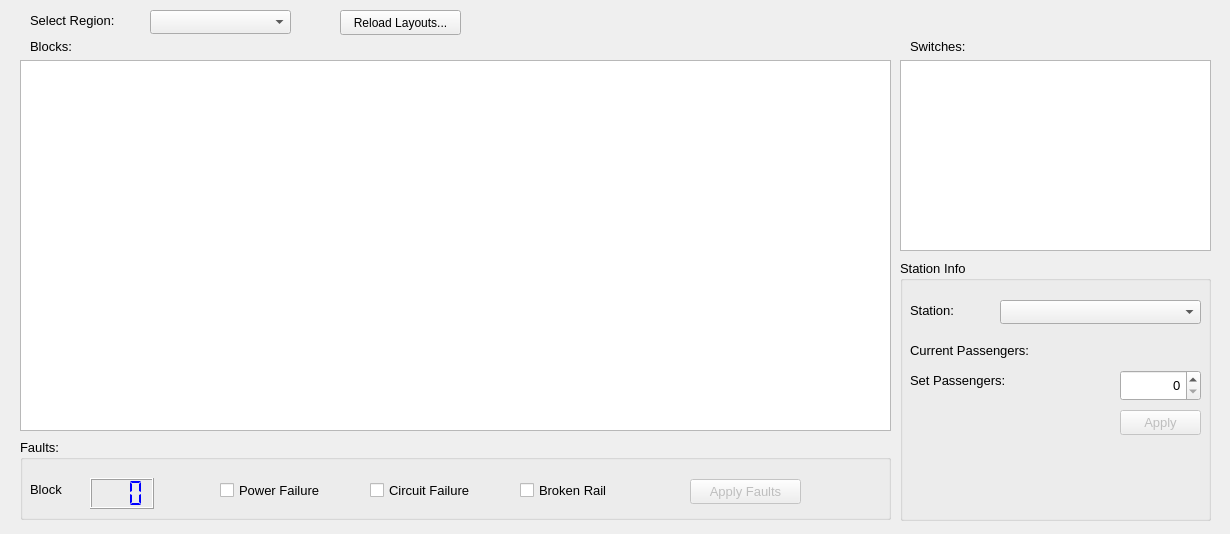
Qt form TrackModel/trackmodeldisplay.ui (marmysl/ece1140) before a commit.
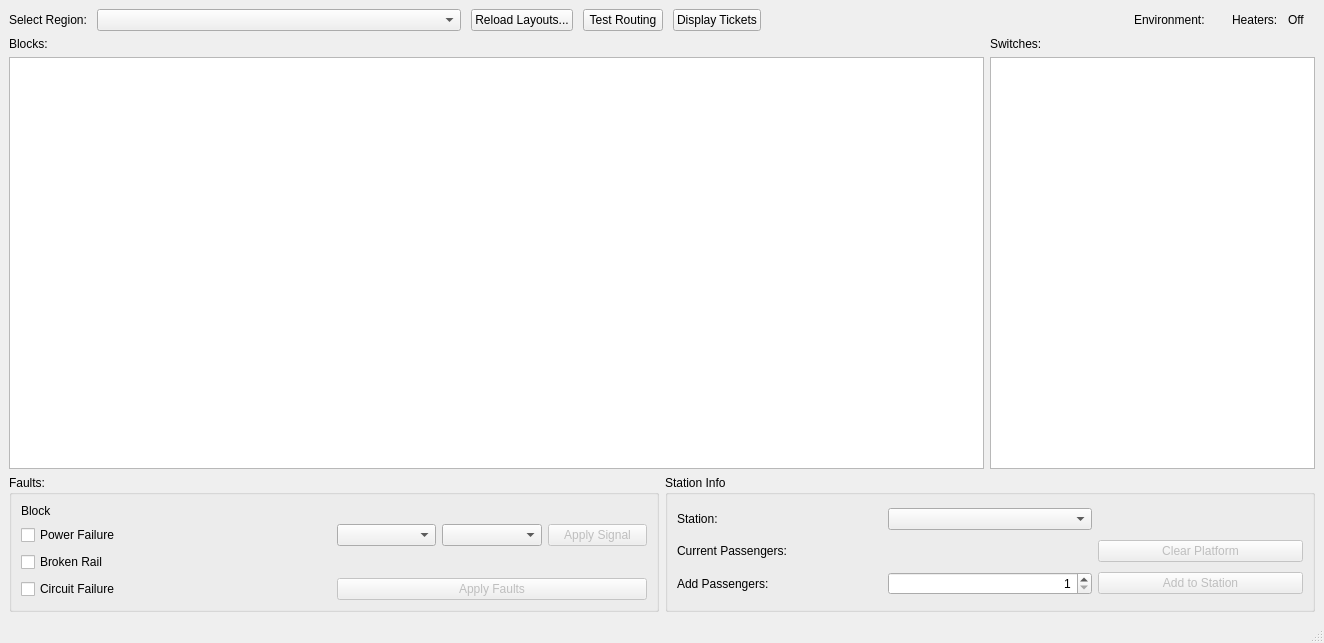
The same form after that commit. Custom widgets are drawn as their Qt base class.

Commit message:
Added some actual math to the train model
he do be zoomin tho

```diff
--- a/TrackModel/trackmodeldisplay.ui
+++ b/TrackModel/trackmodeldisplay.ui
@@ -1,416 +1,308 @@
 <?xml version="1.0" encoding="UTF-8"?>
 <ui version="4.0">
  <class>TrackModelDisplay</class>
- <widget class="QDialog" name="TrackModelDisplay">
+ <widget class="QMainWindow" name="TrackModelDisplay">
   <property name="geometry">
    <rect>
     <x>0</x>
     <y>0</y>
-    <width>1230</width>
-    <height>534</height>
+    <width>1324</width>
+    <height>643</height>
    </rect>
   </property>
   <property name="windowTitle">
    <string>Track Model</string>
   </property>
+  <widget class="QWidget" name="centralwidget">
+   <layout class="QVBoxLayout" name="verticalLayout">
+    <item>
+     <layout class="QHBoxLayout" name="topBarLayout">
+      <property name="spacing">
+       <number>10</number>
+      </property>
+      <item>
+       <widget class="QLabel" name="label_3">
+        <property name="text">
+         <string>Select Region:</string>
+        </property>
+       </widget>
+      </item>
+      <item>
   <widget class="QComboBox" name="regionComboBox">
-   <property name="geometry">
-    <rect>
-     <x>150</x>
-     <y>10</y>
-     <width>141</width>
-     <height>24</height>
-    </rect>
-   </property>
-  </widget>
+        <property name="sizePolicy">
+         <sizepolicy hsizetype="MinimumExpanding" vsizetype="Fixed">
+          <horstretch>0</horstretch>
+          <verstretch>0</verstretch>
+         </sizepolicy>
+        </property>
+       </widget>
+      </item>
+      <item>
+       <widget class="QPushButton" name="reloadLayoutButton">
+        <property name="text">
+         <string>Reload Layouts...</string>
+        </property>
+       </widget>
+      </item>
+      <item>
+       <widget class="QPushButton" name="testRouteButton">
+        <property name="text">
+         <string>Test Routing</string>
+        </property>
+       </widget>
+      </item>
+      <item>
+       <widget class="QPushButton" name="displayTicketsButton">
+        <property name="text">
+         <string>Display Tickets</string>
+        </property>
+       </widget>
+      </item>
+      <item>
+       <spacer name="horizontalSpacer">
+        <property name="orientation">
+         <enum>Qt::Horizontal</enum>
+        </property>
+        <property name="sizeHint" stdset="0">
+         <size>
+          <width>40</width>
+          <height>20</height>
+         </size>
+        </property>
+       </spacer>
+      </item>
+      <item>
+       <widget class="QLabel" name="label_8">
+        <property name="text">
+         <string>Environment:</string>
+        </property>
+       </widget>
+      </item>
+      <item>
+       <widget class="QLabel" name="envTempLabel">
+        <property name="text">
+         <string>&lt;Temp&gt;</string>
+        </property>
+        <property name="alignment">
+         <set>Qt::AlignCenter</set>
+        </property>
+       </widget>
+      </item>
+      <item>
+       <widget class="QLabel" name="label_9">
+        <property name="text">
+         <string>Heaters:</string>
+        </property>
+       </widget>
+      </item>
+      <item>
+       <widget class="QLabel" name="heatersStatLabel">
+        <property name="text">
+         <string>Off</string>
+        </property>
+       </widget>
+      </item>
+      <item>
+       <widget class="BinaryIndicator" name="heatersOnFlag" native="true"/>
+      </item>
+     </layout>
+    </item>
+    <item>
+     <layout class="QGridLayout" name="trackTableGrid" columnstretch="3,1">
+      <item row="1" column="0">
   <widget class="QTableView" name="blocktableView">
-   <property name="geometry">
-    <rect>
-     <x>20</x>
-     <y>60</y>
-     <width>871</width>
-     <height>371</height>
-    </rect>
-   </property>
    <property name="alternatingRowColors">
     <bool>true</bool>
    </property>
    <property name="selectionMode">
     <enum>QAbstractItemView::SingleSelection</enum>
    </property>
-  </widget>
-  <widget class="QTableView" name="switchTableView">
-   <property name="geometry">
-    <rect>
-     <x>900</x>
-     <y>60</y>
-     <width>311</width>
-     <height>191</height>
-    </rect>
-   </property>
-  </widget>
+        <property name="selectionBehavior">
+         <enum>QAbstractItemView::SelectRows</enum>
+        </property>
+       </widget>
+      </item>
+      <item row="0" column="0">
   <widget class="QLabel" name="label">
-   <property name="geometry">
-    <rect>
-     <x>30</x>
-     <y>36</y>
-     <width>55</width>
-     <height>20</height>
-    </rect>
-   </property>
-   <property name="font">
-    <font>
-     <pointsize>10</pointsize>
-    </font>
-   </property>
    <property name="text">
     <string>Blocks:</string>
    </property>
   </widget>
+      </item>
+      <item row="0" column="1">
   <widget class="QLabel" name="label_2">
-   <property name="geometry">
-    <rect>
-     <x>910</x>
-     <y>36</y>
-     <width>91</width>
-     <height>20</height>
-    </rect>
-   </property>
-   <property name="font">
-    <font>
-     <pointsize>10</pointsize>
-    </font>
-   </property>
    <property name="text">
     <string>Switches:</string>
    </property>
   </widget>
-  <widget class="QLabel" name="label_3">
-   <property name="geometry">
-    <rect>
-     <x>30</x>
-     <y>10</y>
-     <width>121</width>
-     <height>21</height>
-    </rect>
-   </property>
-   <property name="font">
-    <font>
-     <pointsize>10</pointsize>
-    </font>
-   </property>
+      </item>
+      <item row="1" column="1">
+       <widget class="QTableView" name="switchTableView"/>
+      </item>
+     </layout>
+    </item>
+    <item>
+     <layout class="QHBoxLayout" name="murphyGrid" stretch="1,1">
+      <item>
+       <widget class="QGroupBox" name="faultGroupBox">
+        <property name="title">
+         <string>Faults:</string>
+        </property>
+        <layout class="QGridLayout" name="gridLayout">
+         <item row="3" column="0">
+          <widget class="QCheckBox" name="brknRailCheck">
+           <property name="text">
+            <string>Broken Rail</string>
+           </property>
+          </widget>
+         </item>
+         <item row="1" column="0" colspan="2">
+          <widget class="QLabel" name="blockNumLabel">
    <property name="text">
-    <string>Select Region:</string>
-   </property>
-  </widget>
-  <widget class="QComboBox" name="stationSelector">
-   <property name="geometry">
-    <rect>
-     <x>1000</x>
-     <y>300</y>
-     <width>201</width>
-     <height>24</height>
-    </rect>
-   </property>
-  </widget>
-  <widget class="QLabel" name="label_4">
-   <property name="geometry">
-    <rect>
-     <x>910</x>
-     <y>300</y>
-     <width>91</width>
-     <height>21</height>
-    </rect>
-   </property>
-   <property name="font">
-    <font>
-     <pointsize>10</pointsize>
-    </font>
+            <string>Block</string>
+           </property>
+          </widget>
+         </item>
+         <item row="4" column="0">
+          <widget class="QCheckBox" name="circFailCheck">
+           <property name="text">
+            <string>Circuit Failure</string>
+           </property>
+          </widget>
+         </item>
+         <item row="2" column="0">
+          <widget class="QCheckBox" name="pwrFailCheck">
+           <property name="text">
+            <string>Power Failure</string>
+           </property>
+          </widget>
+         </item>
+         <item row="2" column="1">
+          <layout class="QHBoxLayout" name="horizontalLayout">
+           <item>
+            <widget class="QComboBox" name="signalDirCombo"/>
+           </item>
+           <item>
+            <widget class="QComboBox" name="signalCombo"/>
+           </item>
+           <item>
+            <widget class="QPushButton" name="applySignalButton">
+             <property name="enabled">
+              <bool>false</bool>
    </property>
    <property name="text">
-    <string>Station:</string>
-   </property>
-  </widget>
-  <widget class="QLabel" name="label_6">
-   <property name="geometry">
-    <rect>
-     <x>910</x>
-     <y>340</y>
-     <width>161</width>
-     <height>21</height>
-    </rect>
-   </property>
-   <property name="font">
-    <font>
-     <pointsize>10</pointsize>
-    </font>
-   </property>
+              <string>Apply Signal</string>
+             </property>
+            </widget>
+           </item>
+          </layout>
+         </item>
+         <item row="4" column="1">
+          <widget class="QPushButton" name="applyFaultsButton">
+           <property name="enabled">
+            <bool>false</bool>
+           </property>
    <property name="text">
-    <string>Current Passengers:</string>
-   </property>
-  </widget>
+            <string>Apply Faults</string>
+           </property>
+          </widget>
+         </item>
+        </layout>
+       </widget>
+      </item>
+      <item>
   <widget class="QGroupBox" name="stationGroupBox">
-   <property name="geometry">
-    <rect>
-     <x>900</x>
-     <y>260</y>
-     <width>311</width>
-     <height>261</height>
-    </rect>
-   </property>
-   <property name="font">
-    <font>
-     <pointsize>10</pointsize>
-    </font>
-   </property>
    <property name="title">
     <string>Station Info</string>
    </property>
-   <widget class="QPushButton" name="applyStationPropsButton">
-    <property name="enabled">
-     <bool>false</bool>
-    </property>
-    <property name="geometry">
-     <rect>
-      <x>220</x>
-      <y>150</y>
-      <width>81</width>
-      <height>25</height>
-     </rect>
-    </property>
+        <layout class="QGridLayout" name="gridLayout_2">
+         <item row="1" column="1">
+          <widget class="QLabel" name="passCountLabel">
     <property name="text">
-     <string>Apply</string>
-    </property>
-   </widget>
+            <string>&lt;count&gt;</string>
+           </property>
+           <property name="alignment">
+            <set>Qt::AlignRight|Qt::AlignTrailing|Qt::AlignVCenter</set>
+           </property>
+          </widget>
+         </item>
+         <item row="2" column="1">
    <widget class="QSpinBox" name="passCountInput">
-    <property name="geometry">
-     <rect>
-      <x>220</x>
-      <y>110</y>
-      <width>81</width>
-      <height>31</height>
-     </rect>
-    </property>
-    <property name="font">
-     <font>
-      <pointsize>10</pointsize>
-     </font>
-    </property>
     <property name="alignment">
      <set>Qt::AlignRight|Qt::AlignTrailing|Qt::AlignVCenter</set>
     </property>
     <property name="buttonSymbols">
      <enum>QAbstractSpinBox::UpDownArrows</enum>
     </property>
+           <property name="minimum">
+            <number>1</number>
+           </property>
     <property name="maximum">
      <number>999</number>
     </property>
    </widget>
+         </item>
+         <item row="0" column="0">
+          <widget class="QLabel" name="label_4">
+           <property name="text">
+            <string>Station:</string>
+           </property>
+          </widget>
+         </item>
+         <item row="0" column="1">
+          <widget class="QComboBox" name="stationSelector"/>
+         </item>
+         <item row="2" column="0">
    <widget class="QLabel" name="label_5">
-    <property name="geometry">
-     <rect>
-      <x>10</x>
-      <y>110</y>
-      <width>131</width>
-      <height>21</height>
-     </rect>
-    </property>
-    <property name="font">
-     <font>
-      <pointsize>10</pointsize>
-     </font>
-    </property>
     <property name="text">
-     <string>Set Passengers:</string>
-    </property>
-   </widget>
-   <widget class="QLabel" name="passCountLabel">
-    <property name="geometry">
-     <rect>
-      <x>200</x>
-      <y>80</y>
-      <width>81</width>
-      <height>21</height>
-     </rect>
-    </property>
-    <property name="font">
-     <font>
-      <pointsize>10</pointsize>
-     </font>
-    </property>
+            <string>Add Passengers:</string>
+           </property>
+          </widget>
+         </item>
+         <item row="1" column="0">
+          <widget class="QLabel" name="label_6">
     <property name="text">
-     <string>&lt;count&gt;</string>
-    </property>
-    <property name="alignment">
-     <set>Qt::AlignRight|Qt::AlignTrailing|Qt::AlignVCenter</set>
-    </property>
-   </widget>
-  </widget>
-  <widget class="QGroupBox" name="faultGroupBox">
-   <property name="geometry">
-    <rect>
-     <x>20</x>
-     <y>439</y>
-     <width>871</width>
-     <height>81</height>
-    </rect>
-   </property>
-   <property name="font">
-    <font>
-     <pointsize>10</pointsize>
-    </font>
-   </property>
-   <property name="title">
-    <string>Faults:</string>
-   </property>
-   <widget class="QCheckBox" name="pwrFailCheck">
-    <property name="geometry">
-     <rect>
-      <x>200</x>
-      <y>40</y>
-      <width>141</width>
-      <height>22</height>
-     </rect>
-    </property>
+            <string>Current Passengers:</string>
+           </property>
+          </widget>
+         </item>
+         <item row="2" column="2">
+          <widget class="QPushButton" name="applyStationPropsButton">
+           <property name="enabled">
+            <bool>false</bool>
+           </property>
     <property name="text">
-     <string>Power Failure</string>
-    </property>
-   </widget>
-   <widget class="QCheckBox" name="circFailCheck">
-    <property name="geometry">
-     <rect>
-      <x>350</x>
-      <y>40</y>
-      <width>141</width>
-      <height>22</height>
-     </rect>
-    </property>
-    <property name="text">
-     <string>Circuit Failure</string>
-    </property>
-   </widget>
-   <widget class="QCheckBox" name="brknRailCheck">
-    <property name="geometry">
-     <rect>
-      <x>500</x>
-      <y>40</y>
-      <width>141</width>
-      <height>22</height>
-     </rect>
-    </property>
-    <property name="text">
-     <string>Broken Rail</string>
-    </property>
-   </widget>
-   <widget class="QPushButton" name="applyFaultsButton">
+            <string>Add to Station</string>
+           </property>
+          </widget>
+         </item>
+         <item row="1" column="2">
+          <widget class="QPushButton" name="clearPlatformButton">
     <property name="enabled">
      <bool>false</bool>
     </property>
-    <property name="geometry">
-     <rect>
-      <x>670</x>
-      <y>40</y>
-      <width>111</width>
-      <height>25</height>
-     </rect>
-    </property>
     <property name="text">
-     <string>Apply Faults</string>
-    </property>
-   </widget>
-   <widget class="QLCDNumber" name="faultBlockNum">
-    <property name="geometry">
-     <rect>
-      <x>70</x>
-      <y>39</y>
-      <width>64</width>
-      <height>31</height>
-     </rect>
-    </property>
-    <property name="palette">
-     <palette>
-      <active>
-       <colorrole role="WindowText">
-        <brush brushstyle="SolidPattern">
-         <color alpha="255">
-          <red>0</red>
-          <green>0</green>
-          <blue>255</blue>
-         </color>
-        </brush>
-       </colorrole>
-      </active>
-      <inactive>
-       <colorrole role="WindowText">
-        <brush brushstyle="SolidPattern">
-         <color alpha="255">
-          <red>0</red>
-          <green>0</green>
-          <blue>255</blue>
-         </color>
-        </brush>
-       </colorrole>
-      </inactive>
-      <disabled>
-       <colorrole role="WindowText">
-        <brush brushstyle="SolidPattern">
-         <color alpha="255">
-          <red>120</red>
-          <green>120</green>
-          <blue>120</blue>
-         </color>
-        </brush>
-       </colorrole>
-      </disabled>
-     </palette>
-    </property>
-    <property name="digitCount">
-     <number>3</number>
-    </property>
-    <property name="segmentStyle">
-     <enum>QLCDNumber::Flat</enum>
-    </property>
-   </widget>
-   <widget class="QLabel" name="label_7">
-    <property name="geometry">
-     <rect>
-      <x>10</x>
-      <y>40</y>
-      <width>55</width>
-      <height>21</height>
-     </rect>
-    </property>
-    <property name="text">
-     <string>Block</string>
-    </property>
-   </widget>
-  </widget>
-  <widget class="QPushButton" name="reloadLayoutButton">
-   <property name="geometry">
-    <rect>
-     <x>340</x>
-     <y>10</y>
-     <width>121</width>
-     <height>25</height>
-    </rect>
-   </property>
-   <property name="text">
-    <string>Reload Layouts...</string>
-   </property>
-  </widget>
-  <zorder>stationGroupBox</zorder>
-  <zorder>regionComboBox</zorder>
-  <zorder>blocktableView</zorder>
-  <zorder>switchTableView</zorder>
-  <zorder>label</zorder>
-  <zorder>label_2</zorder>
-  <zorder>label_3</zorder>
-  <zorder>stationSelector</zorder>
-  <zorder>label_4</zorder>
-  <zorder>label_6</zorder>
-  <zorder>faultGroupBox</zorder>
-  <zorder>reloadLayoutButton</zorder>
- </widget>
+            <string>Clear Platform</string>
+           </property>
+          </widget>
+         </item>
+        </layout>
+       </widget>
+      </item>
+     </layout>
+    </item>
+   </layout>
+  </widget>
+  <widget class="QStatusBar" name="statusBar"/>
+ </widget>
+ <customwidgets>
+  <customwidget>
+   <class>BinaryIndicator</class>
+   <extends>QWidget</extends>
+   <header>binaryindicator.h</header>
+   <container>1</container>
+  </customwidget>
+ </customwidgets>
  <resources/>
  <connections/>
 </ui>
```
Lines whose indentation alone changed are shown as unchanged. The commit also changes 51 other files.
